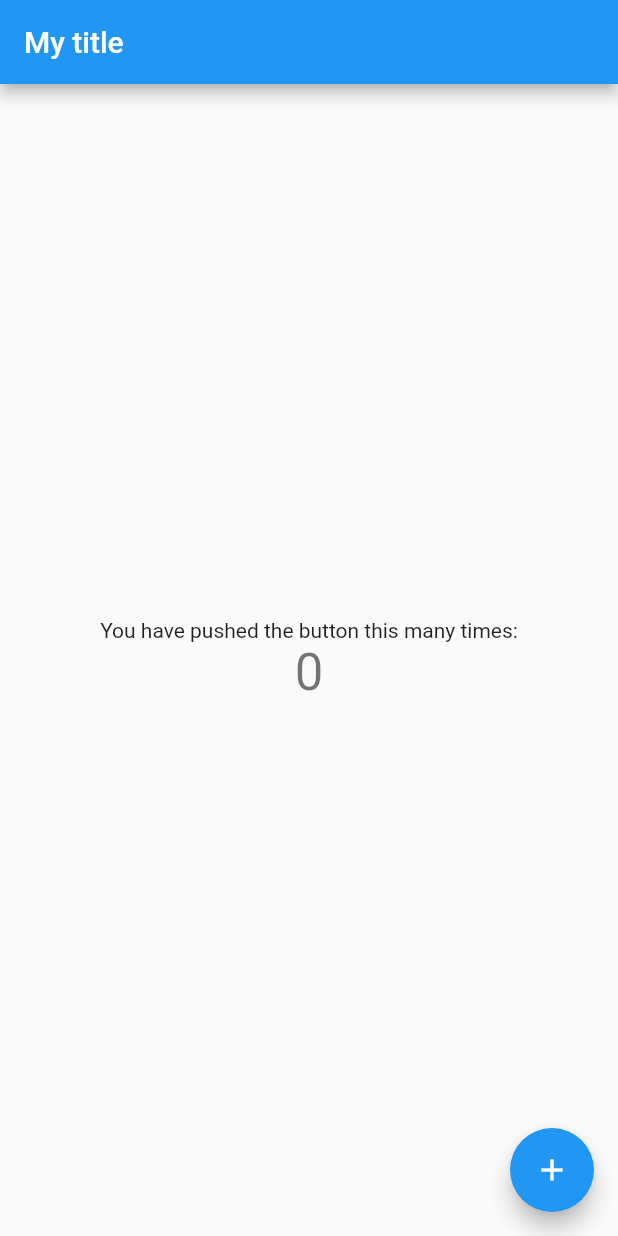
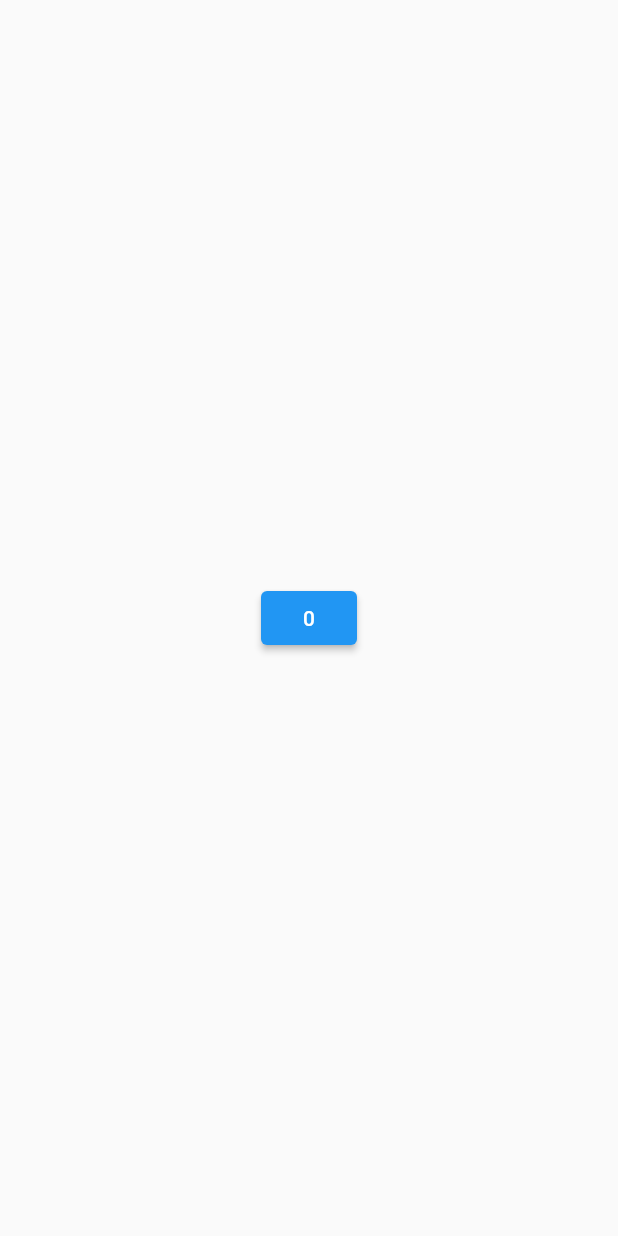
Before and after one commit to cxw320/recipe_finder_flutter, a Flutter app: the screen it shows after launch, on a phone screen of 412 x 824 dp. Run offline on Flutter 3.47's test engine with Material 2 defaults, Android fonts, the phone set to English and light mode, and no system bars.

```diff
--- a/lib/main.dart
+++ b/lib/main.dart
@@ -7,61 +7,43 @@ void main() {
 class MyApp extends StatelessWidget {
   const MyApp({super.key});
 
-  // This widget is the root of your application.
   @override
   Widget build(BuildContext context) {
     return const MaterialApp(
-      title: 'My App',
-      home: HomeScreen(
-        title: 'My title',
+      home: Scaffold(
+        body: Center(
+          child: MyCounter(),
+        ),
       ),
     );
   }
 }
 
-class HomeScreen extends StatefulWidget {
-  const HomeScreen({super.key, required this.title});
-
-  final String title;
+class MyCounter extends StatefulWidget {
+  const MyCounter({super.key});
 
   @override
-  State<HomeScreen> createState() => _HomeScreenState();
+  State<MyCounter> createState() {
+    return _MyCounterState();
+  }
 }
 
-class _HomeScreenState extends State<HomeScreen> {
+class _MyCounterState extends State<MyCounter> {
   int _counter = 0;
 
   void _incrementCounter() {
-    setState(() {
-      _counter++;
-    });
+    setState(
+      () => _counter++,
+    );
   }
 
   @override
   Widget build(BuildContext context) {
-    return Scaffold(
-      appBar: AppBar(
-        title: Text(widget.title),
+    return Center(
+      child: ElevatedButton(
+        onPressed: _incrementCounter,
+        child: Text('$_counter'),
       ),
-      body: Center(
-        child: Column(
-          mainAxisAlignment: MainAxisAlignment.center,
-          children: <Widget>[
-            const Text(
-              'You have pushed the button this many times:',
-            ),
-            Text(
-              '$_counter',
-              style: Theme.of(context).textTheme.headlineMedium,
-            ),
-          ],
-        ),
-      ),
-      floatingActionButton: FloatingActionButton(
-        onPressed: _incrementCounter,
-        tooltip: 'Increment',
-        child: const Icon(Icons.add),
-      ), // This trailing comma makes auto-formatting nicer for build methods.
     );
   }
 }
```
